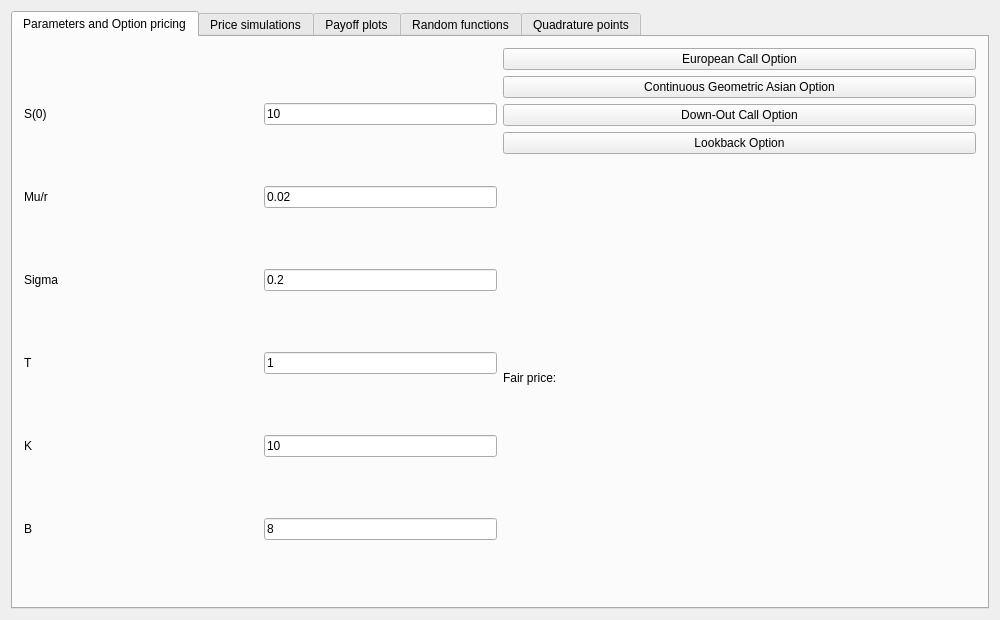
Before: the Qt Designer form Gui/Finance_Lab/mainwindow.ui in AndrejLischishin/Finance_Lab_SS17, drawn with Qt 5.
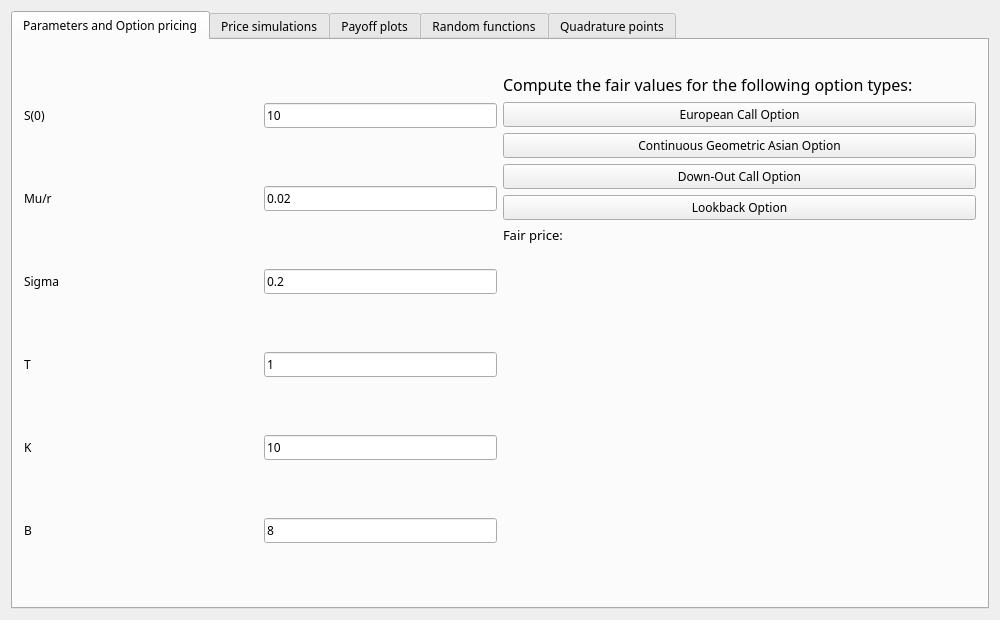
After: the same form once the commit is applied. The open tabs and pages were chosen to show the change.

```diff
--- a/Gui/Finance_Lab/mainwindow.ui
+++ b/Gui/Finance_Lab/mainwindow.ui
@@ -2,6 +2,9 @@
 <ui version="4.0">
  <class>MainWindow</class>
  <widget class="QMainWindow" name="MainWindow">
+  <property name="enabled">
+   <bool>true</bool>
+  </property>
   <property name="geometry">
    <rect>
     <x>0</x>
@@ -10,6 +13,25 @@
     <height>620</height>
    </rect>
   </property>
+  <property name="sizePolicy">
+   <sizepolicy hsizetype="Preferred" vsizetype="Preferred">
+    <horstretch>0</horstretch>
+    <verstretch>0</verstretch>
+   </sizepolicy>
+  </property>
+  <property name="font">
+   <font>
+    <family>Noto Sans</family>
+    <pointsize>9</pointsize>
+    <weight>50</weight>
+    <italic>false</italic>
+    <bold>false</bold>
+    <underline>false</underline>
+    <strikeout>false</strikeout>
+    <stylestrategy>PreferDefault</stylestrategy>
+    <kerning>true</kerning>
+   </font>
+  </property>
   <property name="windowTitle">
    <string>Finance Lab</string>
   </property>
@@ -163,6 +185,31 @@
         </item>
         <item>
          <layout class="QVBoxLayout" name="verticalLayout">
+          <item>
+           <widget class="QLabel" name="logo">
+            <property name="sizePolicy">
+             <sizepolicy hsizetype="Fixed" vsizetype="Preferred">
+              <horstretch>0</horstretch>
+              <verstretch>0</verstretch>
+             </sizepolicy>
+            </property>
+            <property name="text">
+             <string/>
+            </property>
+           </widget>
+          </item>
+          <item>
+           <widget class="QLabel" name="label_9">
+            <property name="font">
+             <font>
+              <pointsize>12</pointsize>
+             </font>
+            </property>
+            <property name="text">
+             <string>Compute the fair values for the following option types:</string>
+            </property>
+           </widget>
+          </item>
           <item>
            <widget class="QPushButton" name="european_call_button">
             <property name="text">
@@ -193,11 +240,35 @@
           </item>
           <item>
            <widget class="QLabel" name="fair_price">
+            <property name="sizePolicy">
+             <sizepolicy hsizetype="Preferred" vsizetype="Fixed">
+              <horstretch>0</horstretch>
+              <verstretch>0</verstretch>
+             </sizepolicy>
+            </property>
+            <property name="font">
+             <font>
+              <pointsize>10</pointsize>
+             </font>
+            </property>
             <property name="text">
              <string>Fair price:</string>
             </property>
            </widget>
           </item>
+          <item>
+           <spacer name="verticalSpacer">
+            <property name="orientation">
+             <enum>Qt::Vertical</enum>
+            </property>
+            <property name="sizeHint" stdset="0">
+             <size>
+              <width>20</width>
+              <height>40</height>
+             </size>
+            </property>
+           </spacer>
+          </item>
          </layout>
         </item>
        </layout>
```
Left out of the diff: 9 changed lines with no effect on the pictures.
